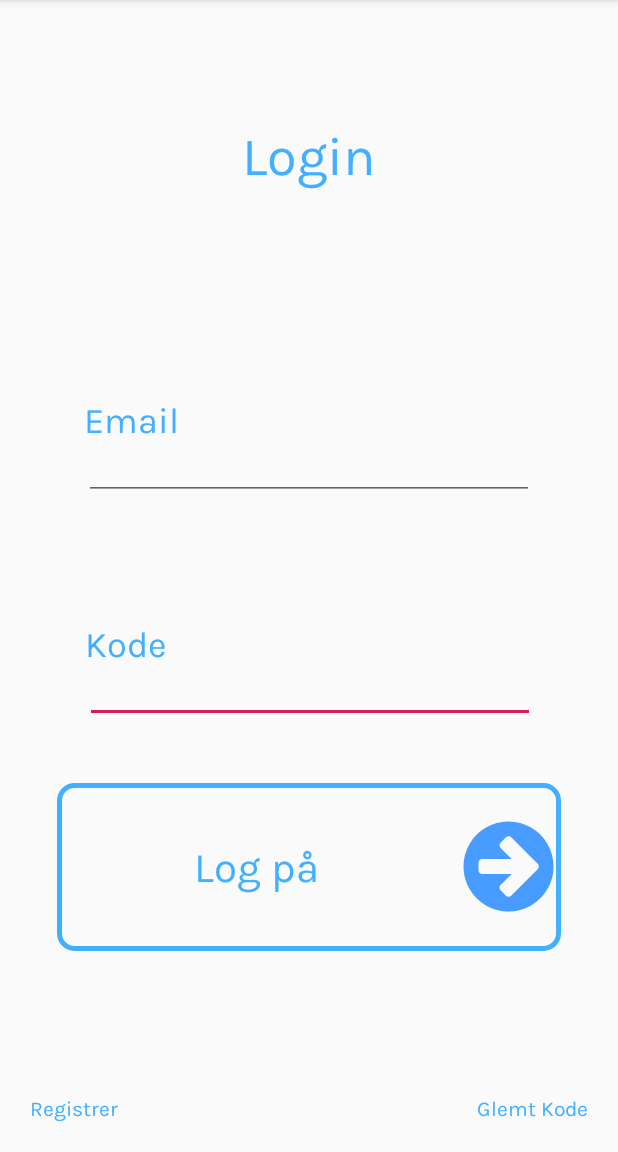
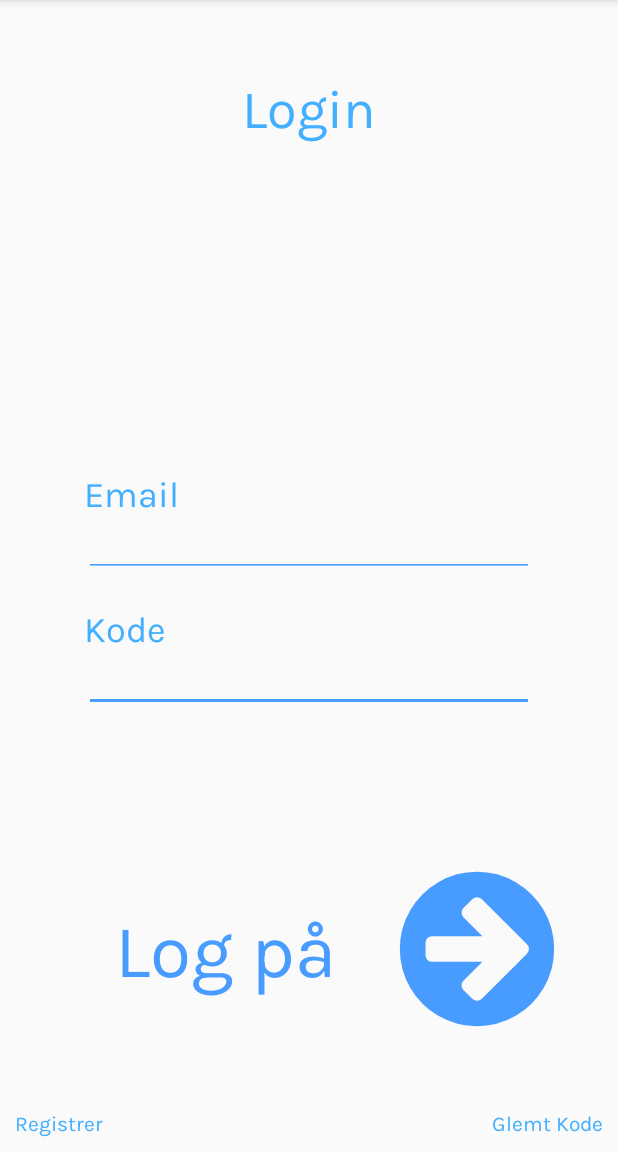
Before and after one commit to ThaDuyx/noeglen, an Android app: the LoginActivity screen opened directly, with no data from a screen before it, on a phone screen of 412 x 824 dp, the part 84-1236 px from its top. Run offline under Robolectric (Android 15) with nearby library versions, the phone set to English and light mode, and no system bars.

Commit message:
lavede login screen færdig

```diff
--- /dev/null
+++ b/app/src/main/res/drawable/round_button.xml
@@ -0,0 +1,10 @@
+<?xml version="1.0" encoding="utf-8"?>
+<selector xmlns:android="http://schemas.android.com/apk/res/android">
+
+    <item>
+        <shape android:shape = "oval">
+            <solid android:color = "@color/mainBlue"/>
+            <size android:width="100dp" android:height="100dp"/>
+        </shape>
+    </item>
+</selector>
--- a/app/src/main/res/layout/activity_login.xml
+++ b/app/src/main/res/layout/activity_login.xml
@@ -10,13 +10,11 @@
         android:id="@+id/loginID"
         android:layout_width="wrap_content"
         android:layout_height="wrap_content"
-        android:layout_marginTop="81dp"
-        android:layout_marginBottom="396dp"
+        android:layout_marginTop="50dp"
         android:fontFamily="@font/karla"
         android:text="Login"
         android:textColor="#42B0FF"
         android:textSize="36sp"
-        app:layout_constraintBottom_toTopOf="@+id/textView2"
         app:layout_constraintEnd_toEndOf="parent"
         app:layout_constraintStart_toStartOf="parent"
         app:layout_constraintTop_toTopOf="parent" />
@@ -25,8 +23,8 @@
         android:id="@+id/registrerID"
         android:layout_width="wrap_content"
         android:layout_height="wrap_content"
-        android:layout_marginStart="20dp"
-        android:layout_marginBottom="20dp"
+        android:layout_marginStart="10dp"
+        android:layout_marginBottom="10dp"
         android:fontFamily="@font/karla"
         android:text="Registrer"
         android:textColor="#42B0FF"
@@ -37,8 +35,8 @@
         android:id="@+id/glemtKodeID"
         android:layout_width="wrap_content"
         android:layout_height="wrap_content"
-        android:layout_marginEnd="20dp"
-        android:layout_marginBottom="20dp"
+        android:layout_marginEnd="10dp"
+        android:layout_marginBottom="10dp"
         android:fontFamily="@font/karla"
         android:text="Glemt Kode"
         android:textColor="#42B0FF"
@@ -48,28 +46,26 @@
     <EditText
         android:id="@+id/editText"
         android:layout_width="300dp"
-        android:layout_height="0dp"
-        android:layout_marginBottom="40dp"
+        android:layout_height="40dp"
+        android:layout_marginTop="50dp"
         android:ems="10"
         android:inputType="textPassword"
-        app:layout_constraintBottom_toTopOf="@+id/textView2"
+        android:backgroundTint="@color/mainBlue"
         app:layout_constraintEnd_toEndOf="parent"
-        app:layout_constraintHorizontal_bias="0.504"
         app:layout_constraintStart_toStartOf="parent"
         app:layout_constraintTop_toBottomOf="@+id/editText2" />
 
     <EditText
         android:id="@+id/editText2"
         android:layout_width="300dp"
-        android:layout_height="0dp"
-        android:layout_marginTop="295dp"
-        android:layout_marginBottom="111dp"
+        android:layout_height="40dp"
+        android:layout_marginTop="250dp"
         android:ems="10"
+        android:backgroundTint="@color/mainBlue"
         android:inputType="textEmailAddress"
-        app:layout_constraintBottom_toTopOf="@+id/editText"
         app:layout_constraintEnd_toEndOf="parent"
         app:layout_constraintStart_toStartOf="parent"
-        app:layout_constraintTop_toTopOf="parent" />
+        app:layout_constraintTop_toBottomOf="@+id/loginID" />
 
     <TextView
         android:id="@+id/textView4"
@@ -93,23 +89,28 @@
         app:layout_constraintBottom_toTopOf="@+id/editText"
         app:layout_constraintStart_toStartOf="@+id/editText" />
 
-    <TextView
-        android:id="@+id/textView2"
-        android:layout_width="336dp"
-        android:layout_height="0dp"
-        android:layout_centerHorizontal="false"
-        android:layout_centerVertical="false"
-        android:layout_marginBottom="134dp"
-        android:background="@drawable/login_button_border"
-        android:drawableRight="@drawable/ic_iconfinder_icon"
-        android:fontFamily="@font/karla"
-        android:gravity="center"
-        android:text="Log på"
-        android:textColor="#42B0FF"
-        android:textSize="28sp"
+    <ImageView
+        android:id="@+id/imageView7"
+        android:layout_width="128dp"
+        android:layout_height="120dp"
+        android:layout_marginEnd="30dp"
+        android:layout_marginBottom="75dp"
         app:layout_constraintBottom_toBottomOf="parent"
         app:layout_constraintEnd_toEndOf="parent"
-        app:layout_constraintStart_toStartOf="parent"
-        app:layout_constraintTop_toBottomOf="@+id/loginID" />
+        app:srcCompat="@drawable/ic_iconfinder_icon" />
+
+    <TextView
+        android:id="@+id/textView"
+        android:layout_width="wrap_content"
+        android:layout_height="wrap_content"
+        android:layout_marginEnd="30dp"
+        android:text="Log på"
+        android:fontFamily="@font/karla"
+        android:textColor="@color/mainBlue"
+        android:textSize="50sp"
+        app:layout_constraintBottom_toBottomOf="@+id/imageView7"
+        app:layout_constraintEnd_toStartOf="@+id/imageView7"
+        app:layout_constraintTop_toTopOf="@+id/imageView7" />
+
 
 </androidx.constraintlayout.widget.ConstraintLayout>
--- a/app/src/main/res/values/colors.xml
+++ b/app/src/main/res/values/colors.xml
@@ -3,4 +3,5 @@
     <color name="colorPrimary">#008577</color>
     <color name="colorPrimaryDark">#00574B</color>
     <color name="colorAccent">#D81B60</color>
+    <color name="mainBlue">#489CFF</color>
 </resources>
```
Also changed, not shown: app/src/main/res/drawable/iconfinder_arrow-right_227601.png (added).
